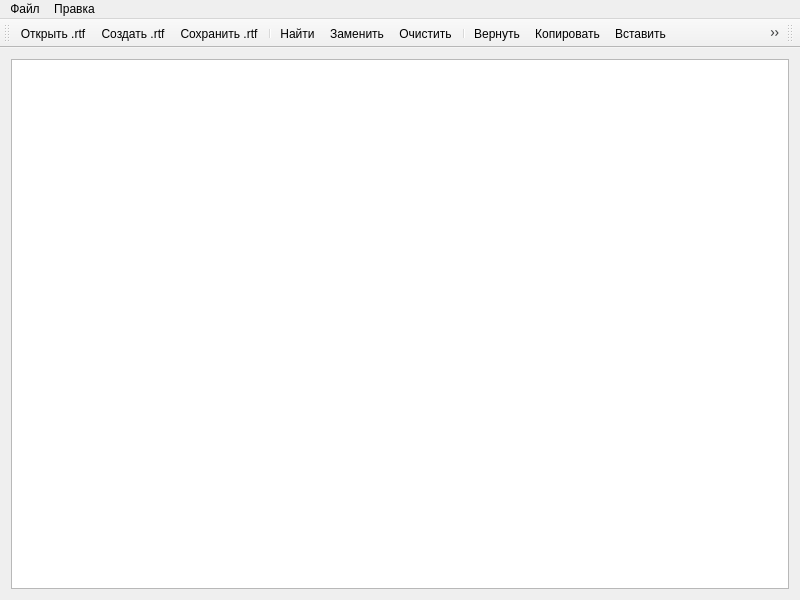
Qt form mainwindow.ui (MacIT54/SigmaEdit) before a commit.
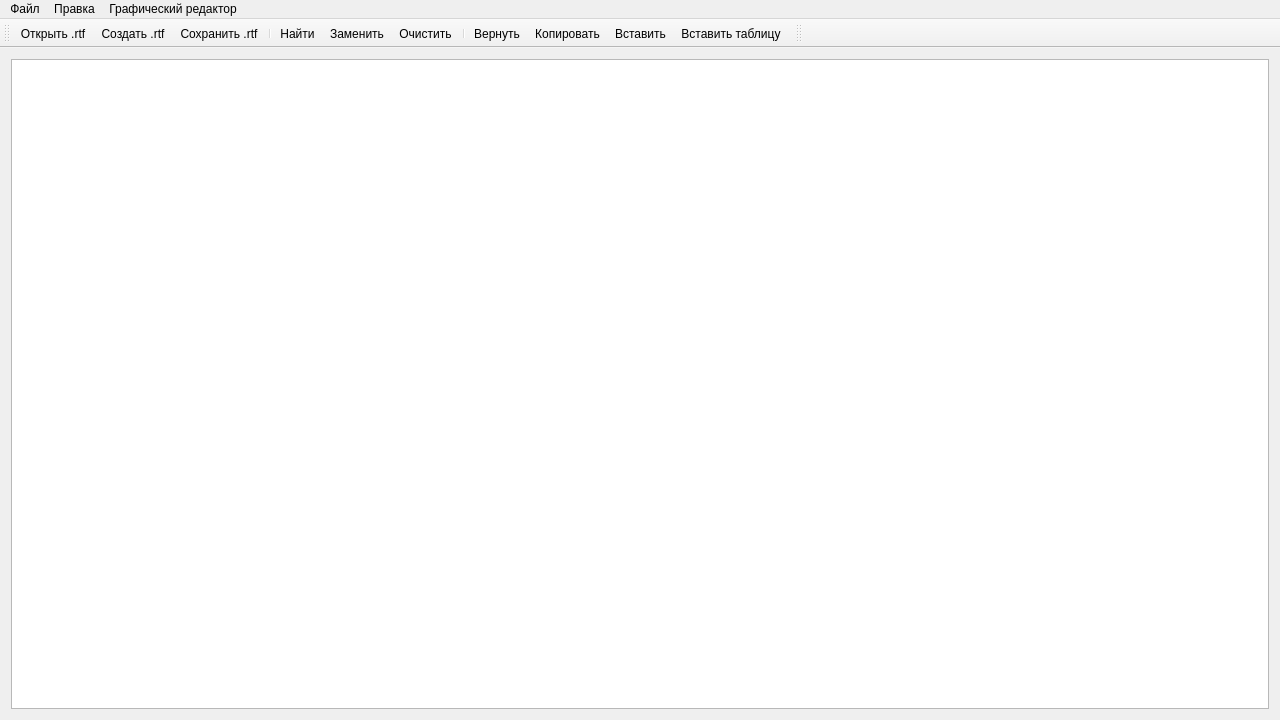
The same form after that commit.

Patch:
```diff
--- a/mainwindow.ui
+++ b/mainwindow.ui
@@ -6,8 +6,8 @@
    <rect>
     <x>0</x>
     <y>0</y>
-    <width>800</width>
-    <height>600</height>
+    <width>1280</width>
+    <height>720</height>
    </rect>
   </property>
   <property name="windowTitle">
@@ -25,7 +25,7 @@
     <rect>
      <x>0</x>
      <y>0</y>
-     <width>800</width>
+     <width>1280</width>
      <height>24</height>
     </rect>
    </property>
@@ -49,8 +49,15 @@
     <addaction name="pasteAction"/>
     <addaction name="insertTableAction"/>
    </widget>
+   <widget class="QMenu" name="graphicsEditorMenu">
+    <property name="title">
+     <string>Графический редактор</string>
+    </property>
+    <addaction name="openGraphicsEditorAction"/>
+   </widget>
    <addaction name="fileMenu"/>
    <addaction name="editMenu"/>
+   <addaction name="graphicsEditorMenu"/>
   </widget>
   <widget class="QToolBar" name="toolBar">
    <property name="enabled">
```
Left out of the diff: 5 changed lines with no effect on the pictures.
